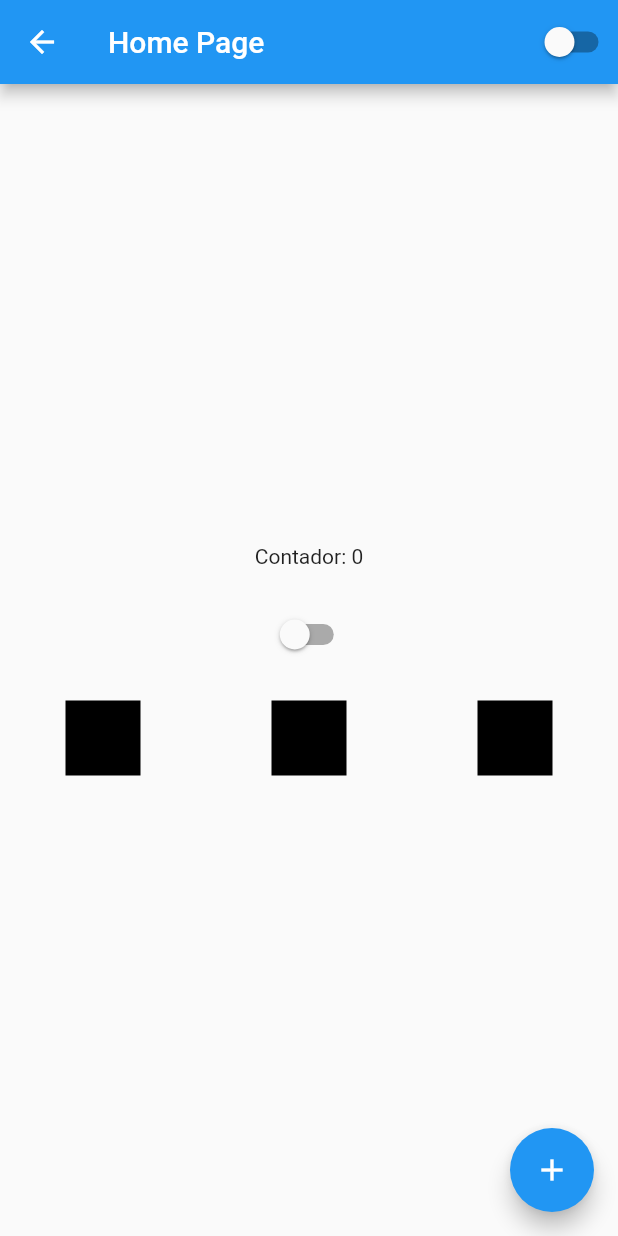
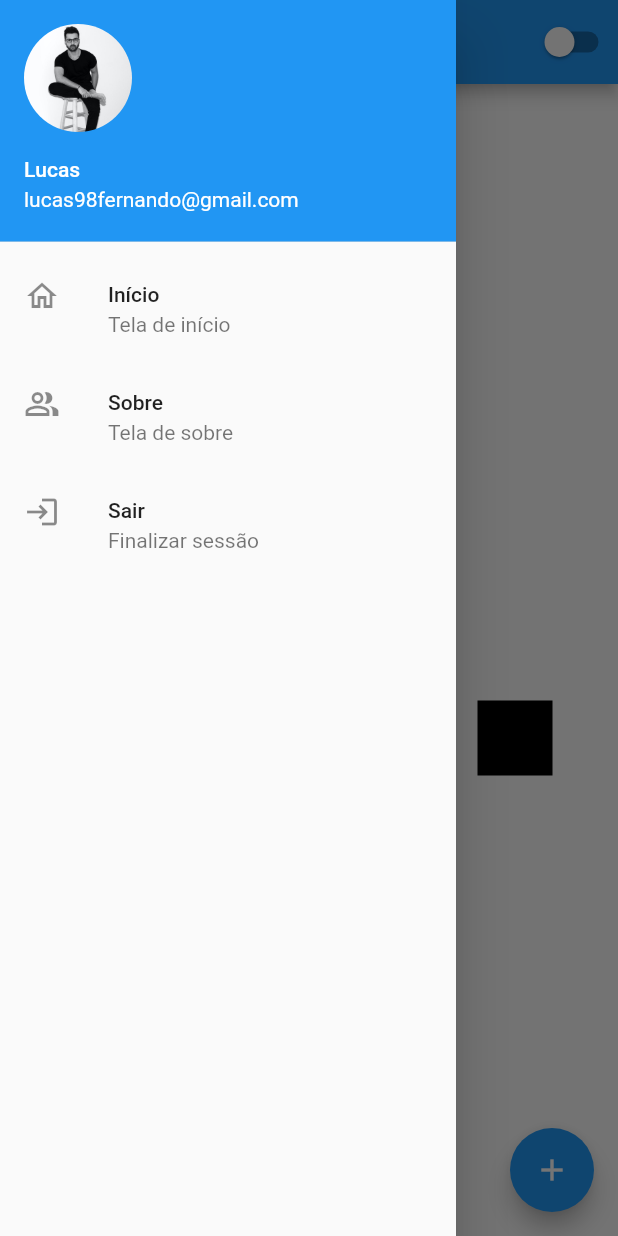
Before and after one commit to Lucas98Fernando/flutter-app, a Flutter app: the HomePage screen opened by its route, with the side drawer open (before the commit the screen has no drawer), on a phone screen of 412 x 824 dp. Run offline on Flutter 3.47's test engine with Material 2 defaults, Android fonts, the phone set to English and light mode, and no system bars.

```diff
--- a/lib/home_page.dart
+++ b/lib/home_page.dart
@@ -13,6 +13,48 @@ class HomePageState extends State<HomePage> {
 
   Widget build(BuildContext context) {
     return Scaffold(
+      // O drawer é a navegação do app
+      drawer: Drawer(
+        child: Column(
+          children: [
+            // Imagem do perfil de usuário
+            UserAccountsDrawerHeader(
+                // Adicionando bordas arredoandas na imagem com o ClipRRect
+                currentAccountPicture: ClipRRect(
+                    borderRadius: BorderRadius.circular(100),
+                    child: Image.asset('assets/images/profile.jpg')),
+                accountName: Text('Lucas'),
+                accountEmail: Text('lucas98fernando@gmail.com')),
+            ListTile(
+              // O leading permite colocar widgets no lado esquerdo do menu
+              leading: Icon(Icons.home_outlined),
+              title: Text('Início'),
+              subtitle: Text('Tela de início'),
+              onTap: () {
+                print('Home');
+              },
+            ),
+            ListTile(
+              // O leading permite colocar widgets no lado esquerdo do menu
+              leading: Icon(Icons.people_alt_outlined),
+              title: Text('Sobre'),
+              subtitle: Text('Tela de sobre'),
+              onTap: () {
+                print('Sobre');
+              },
+            ),
+            ListTile(
+              // O leading permite colocar widgets no lado esquerdo do menu
+              leading: Icon(Icons.login_outlined),
+              title: Text('Sair'),
+              subtitle: Text('Finalizar sessão'),
+              onTap: () {
+                Navigator.of(context).pushReplacementNamed('/');
+              },
+            ),
+          ],
+        ),
+      ),
       appBar: AppBar(
         title: Text('Home Page'),
         // actions são as opções no lado direito da barra do app
--- a/pubspec.yaml
+++ b/pubspec.yaml
@@ -48,6 +48,7 @@ flutter:
   assets:
   - assets/images/logo.png
   - assets/images/bg.jpg
+  - assets/images/profile.jpg
 
   # An image asset can refer to one or more resolution-specific "variants", see
   # https://flutter.dev/assets-and-images/#resolution-aware.
```
Also changed, not shown: lib/login_page.dart (+6 -12 lines), assets/images/profile.jpg (added).
